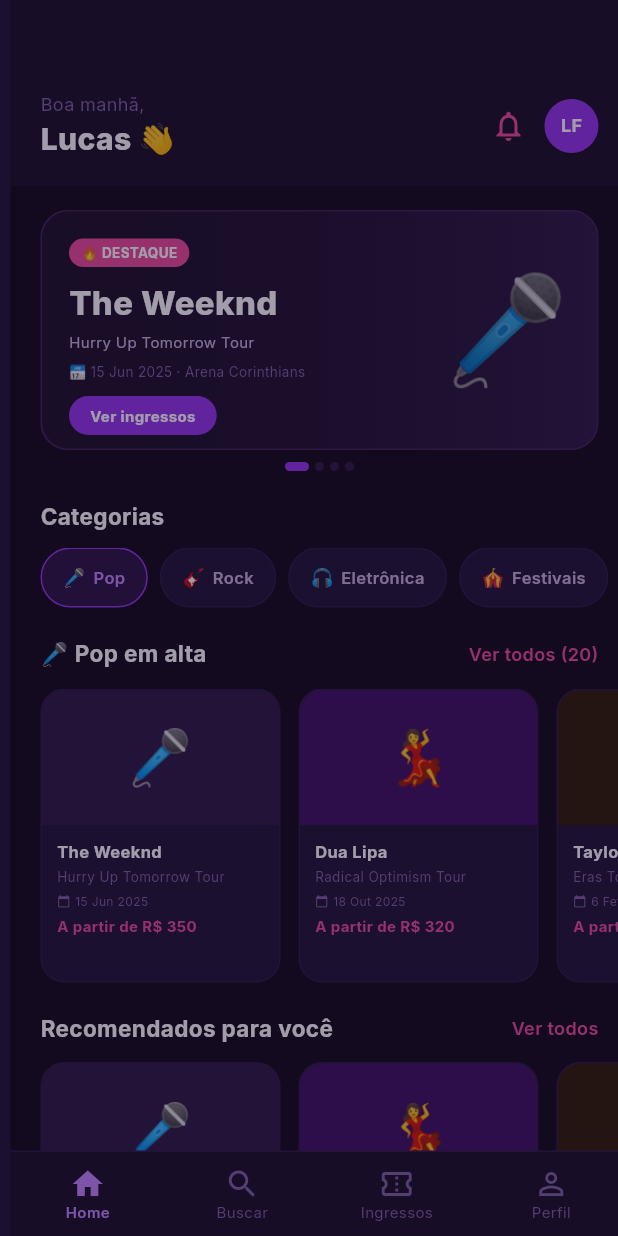
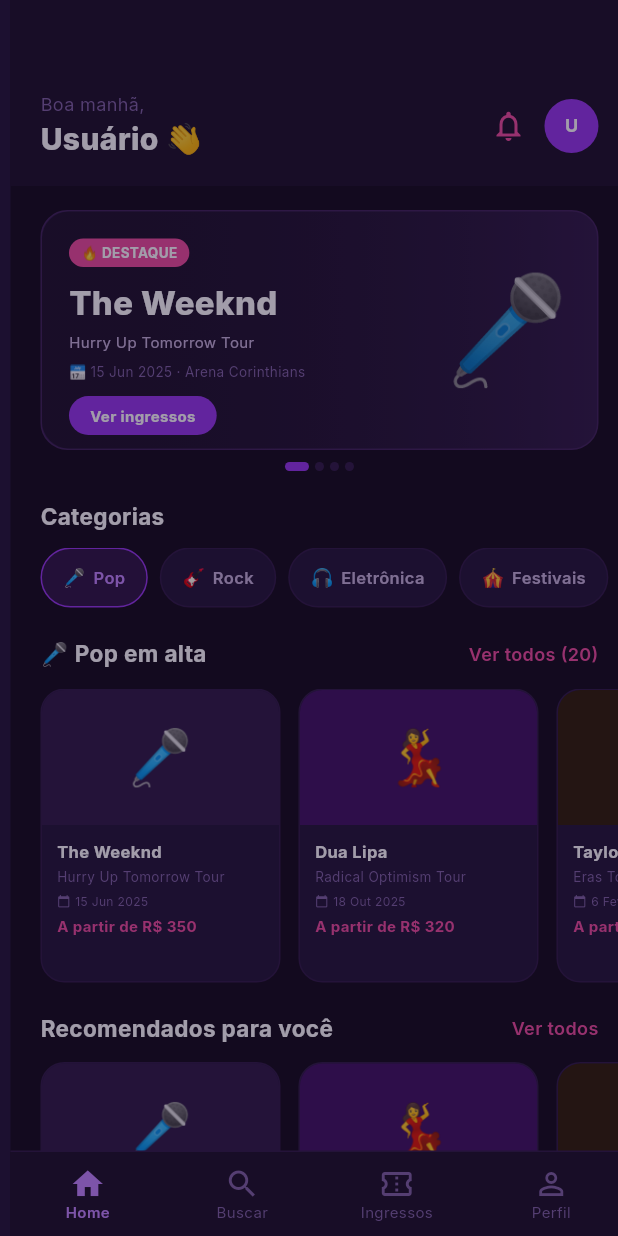
Before and after one commit to pedroabreu2359/showpass, a Flutter app: the screen it shows after launch, after a tap on "Entrar", on a phone screen of 412 x 824 dp. Run offline on Flutter 3.47's test engine with Material 3 defaults, Android fonts, the phone set to English and light mode, and no system bars; our stand-ins replace google_fonts, qr_flutter, sqflite, sqflite_common_ffi; accounts and stored records are empty; statements that could not run were skipped.

Commit message:
login e logout parcialmente consertados

```diff
--- a/lib/main.dart
+++ b/lib/main.dart
@@ -1,7 +1,9 @@
+import 'dart:io';
 import 'package:flutter/material.dart';
 import 'package:flutter/services.dart';
 import 'theme/app_theme.dart';
 import 'routes/app_routes.dart';
+import 'package:sqflite_common_ffi/sqflite_ffi.dart';
 
 void main() {
   WidgetsFlutterBinding.ensureInitialized();
@@ -10,6 +12,10 @@
     statusBarColor: Colors.transparent,
     statusBarIconBrightness: Brightness.light,
   ));
+  if (Platform.isWindows || Platform.isLinux || Platform.isMacOS) {
+    sqfliteFfiInit();
+    databaseFactory = databaseFactoryFfi;
+  }
   runApp(const ShowPassApp());
 }
 
--- a/lib/screens/login_screen.dart
+++ b/lib/screens/login_screen.dart
@@ -12,8 +12,9 @@
 }
 
 class _LoginScreenState extends State<LoginScreen> {
-  final _emailCtrl = TextEditingController(text: 'lucas@email.com');
-  final _passCtrl = TextEditingController(text: '••••••••');
+  final _nameCtrl = TextEditingController();
+  final _emailCtrl = TextEditingController();
+  final _passCtrl = TextEditingController();
   bool _loading = false;
   bool _obscure = true;
 
@@ -21,7 +22,7 @@
     setState(() => _loading = true);
     await Future.delayed(const Duration(seconds: 1));
     if (!mounted) return;
-    AppState().login('Lucas Ferreira', _emailCtrl.text);
+    AppState().login(_nameCtrl.text.isEmpty ? 'Usuário' : _nameCtrl.text, _emailCtrl.text);
     Navigator.pushReplacementNamed(context, AppRoutes.home);
   }
 
@@ -29,8 +30,16 @@
     setState(() => _loading = true);
     await Future.delayed(const Duration(milliseconds: 800));
     if (!mounted) return;
-    AppState().login('Lucas Ferreira', 'lucas@${provider.toLowerCase()}.com');
+    AppState().login('Usuário', 'usuario@${provider.toLowerCase()}.com');
     Navigator.pushReplacementNamed(context, AppRoutes.home);
+  }
+
+  @override
+  void dispose() {
+    _nameCtrl.dispose();
+    _emailCtrl.dispose();
+    _passCtrl.dispose();
+    super.dispose();
   }
 
   @override
@@ -77,6 +86,8 @@
               padding: const EdgeInsets.all(24),
               child: Column(
                 children: [
+                  _Field(label: 'NOME', controller: _nameCtrl, hint: 'Seu nome', icon: Icons.person_outline),
+                  const SizedBox(height: 12),
                   _Field(label: 'E-MAIL', controller: _emailCtrl, hint: 'seu@email.com', icon: Icons.email_outlined),
                   const SizedBox(height: 12),
                   _Field(
--- a/lib/screens/profile_screen.dart
+++ b/lib/screens/profile_screen.dart
@@ -157,6 +157,7 @@
                               TextButton(onPressed: () => Navigator.pop(context), child: const Text('Cancelar')),
                               TextButton(
                                 onPressed: () {
+                                  AppState().logout();
                                   Navigator.pop(context);
                                   Navigator.pushNamedAndRemoveUntil(context, AppRoutes.login, (_) => false);
                                 },
--- a/lib/screens/splash_screen.dart
+++ b/lib/screens/splash_screen.dart
@@ -1,4 +1,5 @@
 import 'package:flutter/material.dart';
+import '../services/app_state.dart';
 import '../theme/app_theme.dart';
 import '../routes/app_routes.dart';
 
@@ -21,9 +22,20 @@
     _fadeAnim = Tween<double>(begin: 0, end: 1).animate(CurvedAnimation(parent: _ctrl, curve: Curves.easeIn));
     _scaleAnim = Tween<double>(begin: 0.7, end: 1).animate(CurvedAnimation(parent: _ctrl, curve: Curves.elasticOut));
     _ctrl.forward();
-    Future.delayed(const Duration(seconds: 3), () {
-      if (mounted) Navigator.pushReplacementNamed(context, AppRoutes.login);
-    });
+    _init();
+  }
+
+  Future<void> _init() async {
+    print('🟡 iniciando load...');
+    await Future.wait([
+      AppState().loadFromDatabase(),
+      Future.delayed(const Duration(seconds: 3)),
+    ]);
+    print('load concluído, user: ${AppState().user?.name}');
+    if (!mounted) return;
+
+    final destination = AppState().user != null ? AppRoutes.home : AppRoutes.login;
+    Navigator.pushReplacementNamed(context, destination);
   }
 
   @override
--- a/lib/services/app_state.dart
+++ b/lib/services/app_state.dart
@@ -3,11 +3,14 @@
 import '../models/ticket_model.dart';
 import '../models/user_model.dart';
 import '../data/mock_events.dart';
+import 'database_helper.dart';
 
 class AppState extends ChangeNotifier {
   static final AppState _instance = AppState._internal();
   factory AppState() => _instance;
   AppState._internal();
+
+  final _db = DatabaseHelper();
 
   // User
   UserModel? _user;
@@ -29,23 +32,56 @@
   // Favorites
   List<EventModel> get favorites => _events.where((e) => e.isFavorite).toList();
 
+  // ── INICIALIZAÇÃO ─────────────────────────────────
+  // Chamar no splash screen antes de navegar
+  Future<void> loadFromDatabase() async {
+    _user = await _db.loadUser();
+    if (_user != null) {
+      _preferences = _user!.musicPreferences;
+      // só carrega tickets e favoritos se tiver usuário salvo
+      final favIds = await _db.loadFavoriteIds();
+      for (final e in _events) {
+        e.isFavorite = favIds.contains(e.id);
+      }
+      _tickets
+        ..clear()
+        ..addAll(await _db.loadTickets());
+    }
+    notifyListeners();
+  }
+
+  // ── LOGIN / LOGOUT ────────────────────────────────
   void login(String name, String email) {
+    // se o email for diferente do salvo, limpa tudo antes
+    if (_user != null && _user!.email != email) {
+      logout(); // limpa banco e estado
+    }
+
     _user = UserModel(
-      id: 'user_001',
+      id: 'user_${email.hashCode.abs()}', // ID único por email
       name: name,
       email: email,
       musicPreferences: _preferences,
     );
-    // Pre-populate with a sample ticket for demo
-    if (_tickets.isEmpty) {
-      _addDemoTicket();
+    _db.saveUser(_user!);
+    if (_tickets.isEmpty) _addDemoTicket();
+    notifyListeners();
+  }
+
+  void logout() {
+    _user = null;
+    _preferences = [];
+    _tickets.clear();
+    for (final e in _events) {
+      e.isFavorite = false;
     }
+    _db.deleteUser();
     notifyListeners();
   }
 
   void _addDemoTicket() {
     final event = _events.first;
-    _tickets.insert(0, PurchasedTicket(
+    final ticket = PurchasedTicket(
       id: 'tkt_demo_001',
       event: event,
       ticketType: event.ticketTypes[1],
@@ -54,9 +90,12 @@
       purchaseDate: '01 Jun 2025',
       seatCode: 'VIP A-14',
       qrCode: 'SP-CLD-20250722-VIP-A14#4F2BX9',
-    ));
+    );
+    _tickets.insert(0, ticket);
+    _db.saveTicket(ticket);
   }
 
+  // ── PREFERÊNCIAS ──────────────────────────────────
   void savePreferences(List<String> prefs) {
     _preferences = prefs;
     if (_user != null) {
@@ -66,18 +105,26 @@
         email: _user!.email,
         musicPreferences: prefs,
       );
+      _db.saveUser(_user!);
     }
     notifyListeners();
   }
 
+  // ── FAVORITOS ─────────────────────────────────────
   void toggleFavorite(String eventId) {
     final idx = _events.indexWhere((e) => e.id == eventId);
     if (idx != -1) {
       _events[idx].isFavorite = !_events[idx].isFavorite;
+      if (_events[idx].isFavorite) {
+        _db.saveFavorite(eventId);
+      } else {
+        _db.deleteFavorite(eventId);
+      }
       notifyListeners();
     }
   }
 
+  // ── COMPRA DE TICKET ──────────────────────────────
   PurchasedTicket purchaseTicket({
     required EventModel event,
     required TicketType ticketType,
@@ -91,27 +138,47 @@
       totalPrice: ticketType.price * quantity,
       purchaseDate: _formatDate(DateTime.now()),
       seatCode: _generateSeat(ticketType.name),
-      qrCode: '${event.city.substring(0,2).toUpperCase()}-${event.id.toUpperCase()}-${ticketType.id.toUpperCase()}#${_randomCode()}',
+      qrCode:
+      '${event.city.substring(0, 2).toUpperCase()}-${event.id.toUpperCase()}-${ticketType.id.toUpperCase()}#${_randomCode()}',
     );
     _tickets.insert(0, ticket);
+    _db.saveTicket(ticket);
     notifyListeners();
     return ticket;
   }
 
+  // ── RECOMENDAÇÕES ─────────────────────────────────
   List<EventModel> getRecommended() {
     if (_preferences.isEmpty) return featuredEvents;
-    final result = _events.where((e) => _preferences.contains(e.category)).toList();
+    final result =
+    _events.where((e) => _preferences.contains(e.category)).toList();
     if (result.isEmpty) return featuredEvents;
     return result;
   }
 
-  String _formatDate(DateTime d) => '${d.day.toString().padLeft(2,'0')} ${_months[d.month-1]} ${d.year}';
+  // ── HELPERS PRIVADOS ──────────────────────────────
+  String _formatDate(DateTime d) =>
+      '${d.day.toString().padLeft(2, '0')} ${_months[d.month - 1]} ${d.year}';
+
   String _generateSeat(String type) {
-    final zones = {'VIP': 'VIP', 'Pista': 'PST', 'Camarote': 'CAM', 'Meia Entrada': 'PST'};
+    final zones = {
+      'VIP': 'VIP',
+      'Pista': 'PST',
+      'Camarote': 'CAM',
+      'Meia Entrada': 'PST'
+    };
     final zone = zones[type] ?? 'GRL';
     return '$zone ${String.fromCharCode(65 + DateTime.now().second % 8)}-${(DateTime.now().millisecond % 50) + 1}';
   }
-  String _randomCode() => DateTime.now().millisecondsSinceEpoch.toRadixString(36).toUpperCase().substring(0,6);
 
-  static const _months = ['Jan','Fev','Mar','Abr','Mai','Jun','Jul','Ago','Set','Out','Nov','Dez'];
+  String _randomCode() => DateTime.now()
+      .millisecondsSinceEpoch
+      .toRadixString(36)
+      .toUpperCase()
+      .substring(0, 6);
+
+  static const _months = [
+    'Jan', 'Fev', 'Mar', 'Abr', 'Mai', 'Jun',
+    'Jul', 'Ago', 'Set', 'Out', 'Nov', 'Dez'
+  ];
 }
--- /dev/null
+++ b/lib/services/database_helper.dart
@@ -0,0 +1,168 @@
+import 'package:sqflite/sqflite.dart';
+import 'package:path/path.dart';
+import '../models/user_model.dart';
+import '../models/ticket_model.dart';
+import '../models/event_model.dart';
+import '../data/mock_events.dart';
+
+class DatabaseHelper {
+  static final DatabaseHelper _instance = DatabaseHelper._internal();
+  factory DatabaseHelper() => _instance;
+  DatabaseHelper._internal();
+
+  static Database? _db;
+
+  Future<Database> get database async {
+    _db ??= await _initDb();
+    return _db!;
+  }
+
+  Future<Database> _initDb() async {
+    final path = join(await getDatabasesPath(), 'showpass.db');
+    return openDatabase(
+      path,
+      version: 1,
+      onCreate: _onCreate,
+    );
+  }
+
+  Future<void> _onCreate(Database db, int version) async {
+    await db.execute('''
+      CREATE TABLE user (
+        id TEXT PRIMARY KEY,
+        name TEXT NOT NULL,
+        email TEXT NOT NULL,
+        music_preferences TEXT NOT NULL
+      )
+    ''');
+
+    await db.execute('''
+      CREATE TABLE favorites (
+        event_id TEXT PRIMARY KEY
+      )
+    ''');
+
+    await db.execute('''
+      CREATE TABLE tickets (
+        id TEXT PRIMARY KEY,
+        event_id TEXT NOT NULL,
+        ticket_type_id TEXT NOT NULL,
+        quantity INTEGER NOT NULL,
+        total_price REAL NOT NULL,
+        purchase_date TEXT NOT NULL,
+        seat_code TEXT NOT NULL,
+        qr_code TEXT NOT NULL
+      )
+    ''');
+  }
+
+  // ── USER ──────────────────────────────────────────
+
+  Future<void> saveUser(UserModel user) async {
+    final db = await database;
+    await db.insert(
+      'user',
+      {
+        'id': user.id,
+        'name': user.name,
+        'email': user.email,
+        'music_preferences': user.musicPreferences.join(','),
+      },
+      conflictAlgorithm: ConflictAlgorithm.replace,
+    );
+  }
+
+  Future<UserModel?> loadUser() async {
+    final db = await database;
+    final rows = await db.query('user', limit: 1);
+    if (rows.isEmpty) return null;
+    final row = rows.first;
+    return UserModel(
+      id: row['id'] as String,
+      name: row['name'] as String,
+      email: row['email'] as String,
+      musicPreferences: (row['music_preferences'] as String)
+          .split(',')
+          .where((s) => s.isNotEmpty)
+          .toList(),
+    );
+  }
+
+  Future<void> deleteUser() async {
+    final db = await database;
+    await db.delete('user');
+  }
+
+  // ── FAVORITES ─────────────────────────────────────
+
+  Future<void> saveFavorite(String eventId) async {
+    final db = await database;
+    await db.insert(
+      'favorites',
+      {'event_id': eventId},
+      conflictAlgorithm: ConflictAlgorithm.ignore,
+    );
+  }
+
+  Future<void> deleteFavorite(String eventId) async {
+    final db = await database;
+    await db.delete('favorites', where: 'event_id = ?', whereArgs: [eventId]);
+  }
+
+  Future<Set<String>> loadFavoriteIds() async {
+    final db = await database;
+    final rows = await db.query('favorites');
+    return rows.map((r) => r['event_id'] as String).toSet();
+  }
+
+  // ── TICKETS ───────────────────────────────────────
+
+  Future<void> saveTicket(PurchasedTicket ticket) async {
+    final db = await database;
+    await db.insert(
+      'tickets',
+      {
+        'id': ticket.id,
+        'event_id': ticket.event.id,
+        'ticket_type_id': ticket.ticketType.id,
+        'quantity': ticket.quantity,
+        'total_price': ticket.totalPrice,
+        'purchase_date': ticket.purchaseDate,
+        'seat_code': ticket.seatCode,
+        'qr_code': ticket.qrCode,
+      },
+      conflictAlgorithm: ConflictAlgorithm.replace,
+    );
+  }
+
+  Future<List<PurchasedTicket>> loadTickets() async {
+    final db = await database;
+    final rows = await db.query('tickets', orderBy: 'rowid DESC');
+
+    // Mapa de eventos para lookup rápido
+    final eventMap = {for (final e in MockEvents.all) e.id: e};
+
+    final List<PurchasedTicket> result = [];
+    for (final row in rows) {
+      final event = eventMap[row['event_id'] as String];
+      if (event == null) continue; // evento removido dos mocks — pular
+
+      final ticketType = event.ticketTypes
+          .where((t) => t.id == row['ticket_type_id'] as String)
+          .firstOrNull;
+      if (ticketType == null) continue;
+
+      result.add(PurchasedTicket(
+        id: row['id'] as String,
+        event: event,
+        ticketType: ticketType,
+        quantity: row['quantity'] as int,
+        totalPrice: row['total_price'] as double,
+        purchaseDate: row['purchase_date'] as String,
+        seatCode: row['seat_code'] as String,
+        qrCode: row['qr_code'] as String,
+      ));
+    }
+    return result;
+  }
+}
--- a/pubspec.yaml
+++ b/pubspec.yaml
@@ -7,6 +7,7 @@
   sdk: '>=3.0.0 <4.0.0'
 
 dependencies:
+  sqflite_common_ffi: any
   sqflite:
   path:
   flutter:
```
Also changed, not shown: pubspec.lock, 1 other file.
